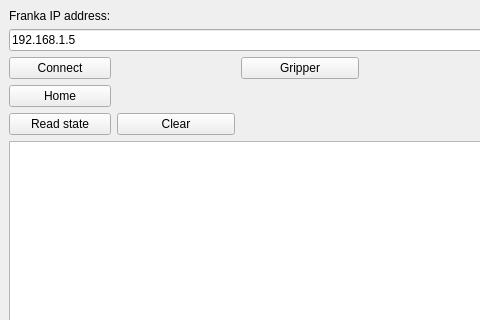
Qt form demo/mainwindow.ui (k61n/libjcnsfranka) before a commit; both pictures show x 0 to 480 and y 0 to 320 of the 1200 by 945 pixel window.
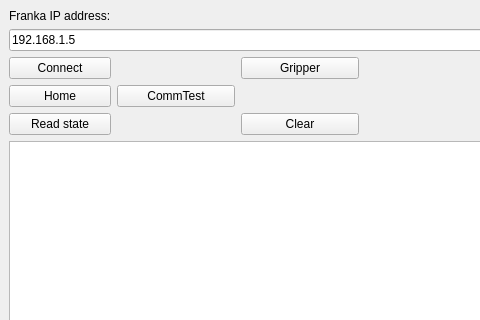
The same form after that commit. Icons and pictures are not drawn.

Commit message: libfranka: communication test improved

The edit to the form file:
```diff
--- a/demo/mainwindow.ui
+++ b/demo/mainwindow.ui
@@ -349,19 +349,6 @@
         </property>
        </spacer>
       </item>
-      <item row="6" column="1">
-       <widget class="QPushButton" name="clearBtn">
-        <property name="minimumSize">
-         <size>
-          <width>118</width>
-          <height>0</height>
-         </size>
-        </property>
-        <property name="text">
-         <string>Clear</string>
-        </property>
-       </widget>
-      </item>
       <item row="3" column="0">
        <widget class="QPushButton" name="connectBtn">
         <property name="text">
@@ -418,6 +405,32 @@
         </property>
        </widget>
       </item>
+      <item row="6" column="2">
+       <widget class="QPushButton" name="clearBtn">
+        <property name="minimumSize">
+         <size>
+          <width>118</width>
+          <height>0</height>
+         </size>
+        </property>
+        <property name="text">
+         <string>Clear</string>
+        </property>
+       </widget>
+      </item>
+      <item row="5" column="1">
+       <widget class="QPushButton" name="cmtestBtn">
+        <property name="minimumSize">
+         <size>
+          <width>118</width>
+          <height>0</height>
+         </size>
+        </property>
+        <property name="text">
+         <string>CommTest</string>
+        </property>
+       </widget>
+      </item>
      </layout>
     </item>
    </layout>
```
The commit also changes 3 other files.
